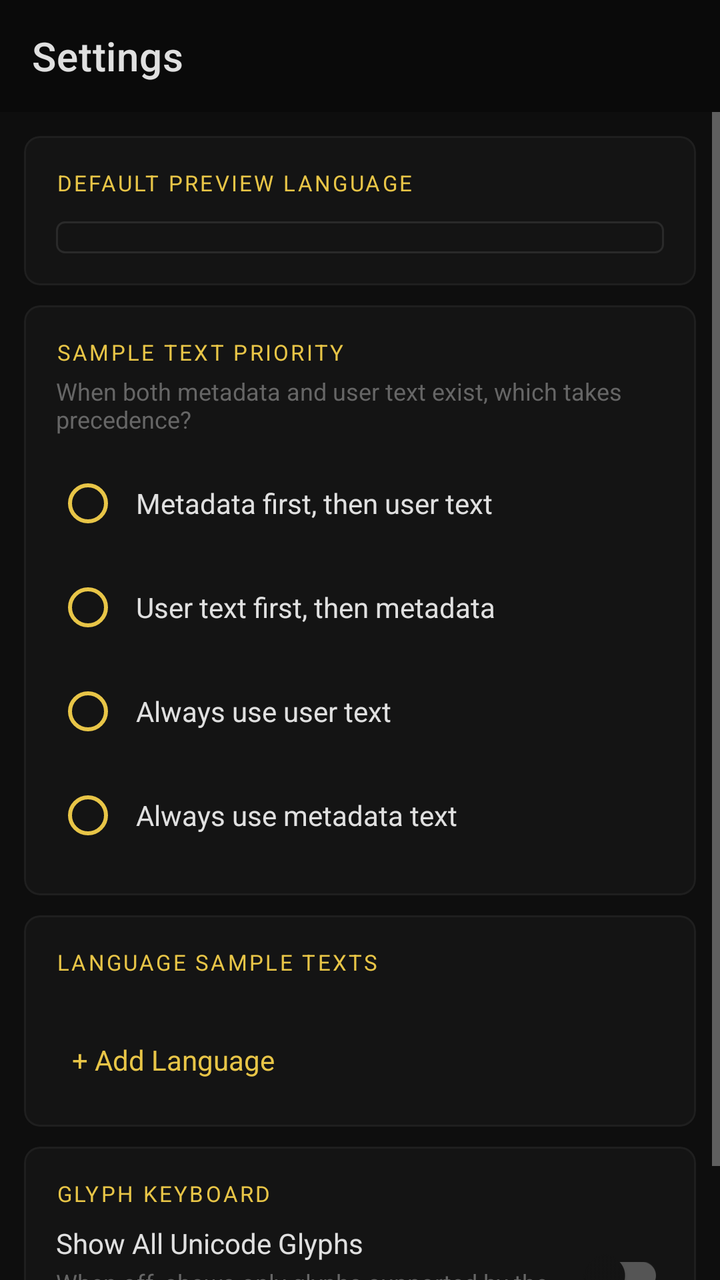
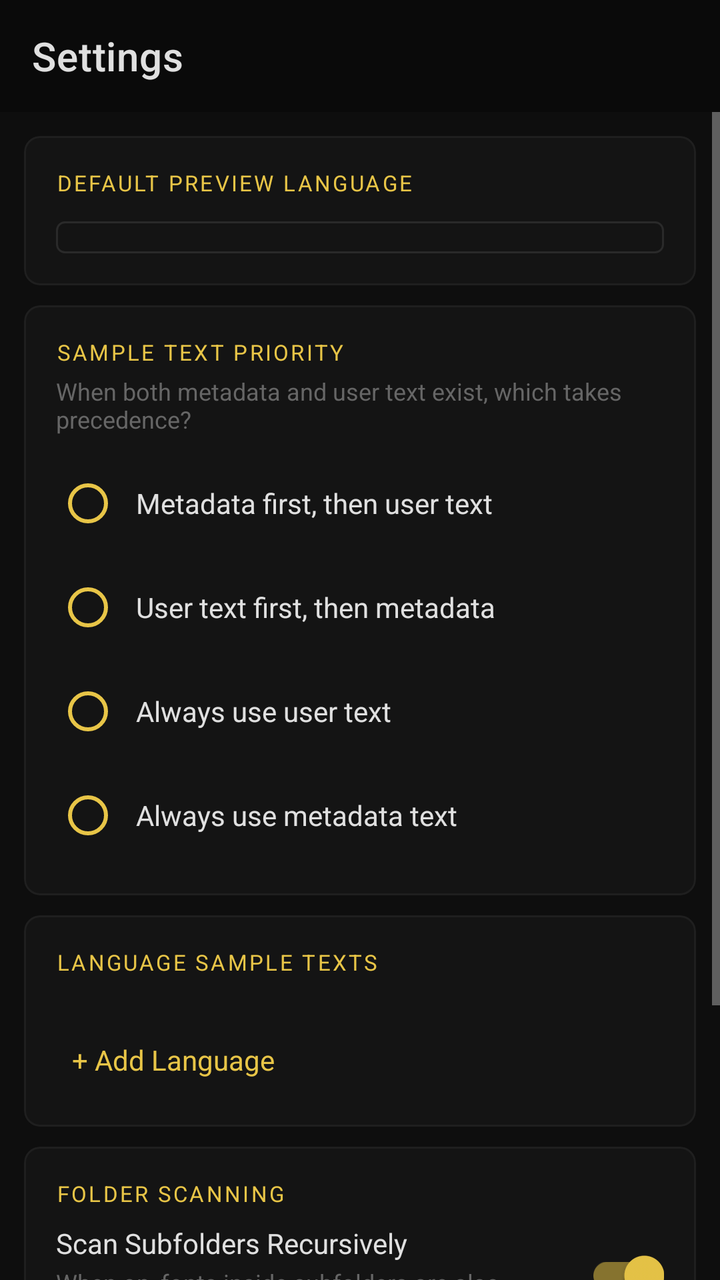

Before-and-after screenshots of an Android layout around one commit, followed by the original layout XML and the change that was made.
<!-- AndroidManifest.xml: application theme Theme.FontLens -->
<!-- res/layout/fragment_settings.xml -->
<?xml version="1.0" encoding="utf-8"?>
<androidx.constraintlayout.widget.ConstraintLayout
    xmlns:android="http://schemas.android.com/apk/res/android"
    xmlns:app="http://schemas.android.com/apk/res-auto"
    android:layout_width="match_parent"
    android:layout_height="match_parent"
    android:background="@color/bg_primary">

    <androidx.appcompat.widget.Toolbar
        android:id="@+id/toolbar"
        android:layout_width="0dp"
        android:layout_height="?attr/actionBarSize"
        android:background="@color/bg_sidebar"
        app:layout_constraintEnd_toEndOf="parent"
        app:layout_constraintStart_toStartOf="parent"
        app:layout_constraintTop_toTopOf="parent"
        app:title="@string/settings"
        app:titleTextColor="@color/text_primary" />

    <ScrollView
        android:layout_width="0dp"
        android:layout_height="0dp"
        app:layout_constraintBottom_toBottomOf="parent"
        app:layout_constraintEnd_toEndOf="parent"
        app:layout_constraintStart_toStartOf="parent"
        app:layout_constraintTop_toBottomOf="@id/toolbar">

        <LinearLayout
            android:layout_width="match_parent"
            android:layout_height="wrap_content"
            android:orientation="vertical"
            android:paddingStart="12dp"
            android:paddingEnd="12dp"
            android:paddingTop="12dp"
            android:paddingBottom="24dp">

            
            <com.google.android.material.card.MaterialCardView
                android:layout_width="match_parent"
                android:layout_height="wrap_content"
                android:layout_marginBottom="10dp"
                app:cardBackgroundColor="@color/bg_surface"
                app:strokeColor="@color/divider"
                app:strokeWidth="1dp"
                app:cardCornerRadius="8dp"
                app:cardElevation="0dp">

                <LinearLayout
                    android:layout_width="match_parent"
                    android:layout_height="wrap_content"
                    android:orientation="vertical"
                    android:padding="16dp">

                    <TextView
                        android:layout_width="wrap_content"
                        android:layout_height="wrap_content"
                        android:text="@string/default_lang_title"
                        android:textColor="@color/accent"
                        android:textSize="11sp"
                        android:letterSpacing="0.1"
                        android:textAllCaps="true"
                        android:layout_marginBottom="12dp" />

                    <Spinner
                        android:id="@+id/spinner_lang"
                        android:layout_width="match_parent"
                        android:layout_height="wrap_content"
                        android:background="@drawable/bg_spinner"
                        android:paddingStart="10dp"
                        android:paddingEnd="10dp"
                        android:paddingTop="8dp"
                        android:paddingBottom="8dp" />

                </LinearLayout>
            </com.google.android.material.card.MaterialCardView>

            
            <com.google.android.material.card.MaterialCardView
                android:layout_width="match_parent"
                android:layout_height="wrap_content"
                android:layout_marginBottom="10dp"
                app:cardBackgroundColor="@color/bg_surface"
                app:strokeColor="@color/divider"
                app:strokeWidth="1dp"
                app:cardCornerRadius="8dp"
                app:cardElevation="0dp">

                <LinearLayout
                    android:layout_width="match_parent"
                    android:layout_height="wrap_content"
                    android:orientation="vertical"
                    android:padding="16dp">

                    <TextView
                        android:layout_width="wrap_content"
                        android:layout_height="wrap_content"
                        android:text="@string/sample_priority_title"
                        android:textColor="@color/accent"
                        android:textSize="11sp"
                        android:letterSpacing="0.1"
                        android:textAllCaps="true"
                        android:layout_marginBottom="4dp" />

                    <TextView
                        android:layout_width="wrap_content"
                        android:layout_height="wrap_content"
                        android:text="When both metadata and user text exist, which takes precedence?"
                        android:textColor="@color/text_muted"
                        android:textSize="12sp"
                        android:layout_marginBottom="10dp" />

                    <RadioGroup
                        android:id="@+id/rg_priority"
                        android:layout_width="match_parent"
                        android:layout_height="wrap_content">

                        <RadioButton android:id="@+id/rb_meta_first" android:layout_width="match_parent" android:layout_height="wrap_content" android:text="@string/priority_metadata_first" android:textColor="@color/text_primary" android:buttonTint="@color/accent" android:paddingStart="8dp" android:layout_marginBottom="4dp" />
                        <RadioButton android:id="@+id/rb_user_first" android:layout_width="match_parent" android:layout_height="wrap_content" android:text="@string/priority_user_first" android:textColor="@color/text_primary" android:buttonTint="@color/accent" android:paddingStart="8dp" android:layout_marginBottom="4dp" />
                        <RadioButton android:id="@+id/rb_always_user" android:layout_width="match_parent" android:layout_height="wrap_content" android:text="@string/priority_always_user" android:textColor="@color/text_primary" android:buttonTint="@color/accent" android:paddingStart="8dp" android:layout_marginBottom="4dp" />
                        <RadioButton android:id="@+id/rb_always_meta" android:layout_width="match_parent" android:layout_height="wrap_content" android:text="@string/priority_always_meta" android:textColor="@color/text_primary" android:buttonTint="@color/accent" android:paddingStart="8dp" />

                    </RadioGroup>

                </LinearLayout>
            </com.google.android.material.card.MaterialCardView>

            
            <com.google.android.material.card.MaterialCardView
                android:layout_width="match_parent"
                android:layout_height="wrap_content"
                android:layout_marginBottom="10dp"
                app:cardBackgroundColor="@color/bg_surface"
                app:strokeColor="@color/divider"
                app:strokeWidth="1dp"
                app:cardCornerRadius="8dp"
                app:cardElevation="0dp">

                <LinearLayout
                    android:layout_width="match_parent"
                    android:layout_height="wrap_content"
                    android:orientation="vertical"
                    android:padding="16dp">

                    <TextView
                        android:layout_width="wrap_content"
                        android:layout_height="wrap_content"
                        android:text="@string/lang_samples_title"
                        android:textColor="@color/accent"
                        android:textSize="11sp"
                        android:letterSpacing="0.1"
                        android:textAllCaps="true"
                        android:layout_marginBottom="12dp" />

                    
                    <LinearLayout
                        android:id="@+id/lang_list_container"
                        android:layout_width="match_parent"
                        android:layout_height="wrap_content"
                        android:orientation="vertical" />

                    
                    <TextView
                        android:id="@+id/btn_add_lang"
                        android:layout_width="wrap_content"
                        android:layout_height="wrap_content"
                        android:layout_marginTop="12dp"
                        android:text="+ Add Language"
                        android:textColor="@color/accent"
                        android:textSize="14sp"
                        android:padding="8dp"
                        android:clickable="true"
                        android:focusable="true"
                        android:background="?attr/selectableItemBackgroundBorderless" />

                </LinearLayout>
            </com.google.android.material.card.MaterialCardView>

            
            <com.google.android.material.card.MaterialCardView
                android:layout_width="match_parent"
                android:layout_height="wrap_content"
                app:cardBackgroundColor="@color/bg_surface"
                app:strokeColor="@color/divider"
                app:strokeWidth="1dp"
                app:cardCornerRadius="8dp"
                app:cardElevation="0dp">

                <LinearLayout
                    android:layout_width="match_parent"
                    android:layout_height="wrap_content"
                    android:orientation="vertical"
                    android:padding="16dp">

                    <TextView
                        android:layout_width="wrap_content"
                        android:layout_height="wrap_content"
                        android:text="@string/glyph_settings_title"
                        android:textColor="@color/accent"
                        android:textSize="11sp"
                        android:letterSpacing="0.1"
                        android:textAllCaps="true"
                        android:layout_marginBottom="8dp" />

                    <LinearLayout
                        android:layout_width="match_parent"
                        android:layout_height="wrap_content"
                        android:orientation="horizontal"
                        android:gravity="center_vertical">

                        <LinearLayout
                            android:layout_width="0dp"
                            android:layout_height="wrap_content"
                            android:layout_weight="1"
                            android:orientation="vertical">

                            <TextView
                                android:layout_width="wrap_content"
                                android:layout_height="wrap_content"
                                android:text="@string/pref_glyph_show_all"
                                android:textColor="@color/text_primary"
                                android:textSize="14sp" />

                            <TextView
                                android:layout_width="wrap_content"
                                android:layout_height="wrap_content"
                                android:text="@string/pref_glyph_show_all_summary"
                                android:textColor="@color/text_muted"
                                android:textSize="12sp"
                                android:layout_marginTop="2dp" />

                        </LinearLayout>

                        <com.google.android.material.switchmaterial.SwitchMaterial
                            android:id="@+id/switch_glyph_all"
                            android:layout_width="wrap_content"
                            android:layout_height="wrap_content"
                            android:thumbTint="@color/accent"
                            android:trackTint="@color/switch_track_color" />

                    </LinearLayout>
                </LinearLayout>
            </com.google.android.material.card.MaterialCardView>

        </LinearLayout>
    </ScrollView>

</androidx.constraintlayout.widget.ConstraintLayout>
<!-- resources referenced by this layout -->
<resources>
  <color name="accent">#E8C547</color>
  <color name="bg_primary">#0E0E0E</color>
  <color name="bg_sidebar">#0A0A0A</color>
  <color name="bg_surface">#141414</color>
  <color name="divider">#1F1F1F</color>
  <color name="text_muted">#666666</color>
  <color name="text_primary">#E0E0E0</color>
  <!-- drawable bg_spinner (drawable) -->
  <?xml version="1.0" encoding="utf-8"?>
  <shape xmlns:android="http://schemas.android.com/apk/res/android" android:shape="rectangle">
      <solid android:color="#141414"/>
      <stroke android:width="1dp" android:color="#2A2A2A"/>
      <corners android:radius="4dp"/>
  </shape>
  <string name="default_lang_title">Default Preview Language</string>
  <string name="glyph_settings_title">Glyph Keyboard</string>
  <string name="lang_samples_title">Language Sample Texts</string>
  <string name="pref_glyph_show_all">Show All Unicode Glyphs</string>
  <string name="pref_glyph_show_all_summary">When off, shows only glyphs supported by the font</string>
  <string name="priority_always_meta">Always use metadata text</string>
  <string name="priority_always_user">Always use user text</string>
  <string name="priority_metadata_first">Metadata first, then user text</string>
  <string name="priority_user_first">User text first, then metadata</string>
  <string name="sample_priority_title">Sample Text Priority</string>
  <string name="settings">Settings</string>
  <style name="Theme.FontLens" parent="Theme.MaterialComponents.DayNight.NoActionBar">
          <item name="colorPrimary">@color/accent</item>
          <item name="colorPrimaryVariant">@color/accent_dim</item>
          <item name="colorOnPrimary">@color/bg_primary</item>
          <item name="colorSecondary">@color/accent</item>
          <item name="colorSurface">@color/bg_surface</item>
          <item name="colorOnSurface">@color/text_primary</item>
          <item name="android:colorBackground">@color/bg_primary</item>
          <item name="android:windowBackground">@color/bg_primary</item>
          <item name="android:statusBarColor">@color/bg_sidebar</item>
          <item name="android:navigationBarColor">@color/bg_sidebar</item>
          <item name="android:textColorPrimary">@color/text_primary</item>
          <item name="android:textColorSecondary">@color/text_secondary</item>
          <item name="materialCardViewStyle">@style/CardStyle</item>
      </style>
  <color name="accent_dim">#1A1800</color>
  <color name="text_secondary">#AAAAAA</color>
  <style name="CardStyle" parent="Widget.MaterialComponents.CardView">
          <item name="cardBackgroundColor">@color/bg_surface</item>
          <item name="cardCornerRadius">8dp</item>
          <item name="cardElevation">0dp</item>
          <item name="strokeColor">@color/divider</item>
          <item name="strokeWidth">1dp</item>
      </style>
</resources>

<!-- the commit's change to res/layout/fragment_settings.xml (unified diff, before → after) -->
@@ -175,6 +175,73 @@
                 </LinearLayout>
             </com.google.android.material.card.MaterialCardView>
 
+            <com.google.android.material.card.MaterialCardView
+                android:layout_width="match_parent"
+                android:layout_height="wrap_content"
+                android:layout_marginBottom="10dp"
+                app:cardBackgroundColor="@color/bg_surface"
+                app:strokeColor="@color/divider"
+                app:strokeWidth="1dp"
+                app:cardCornerRadius="8dp"
+                app:cardElevation="0dp">
+            
+                <LinearLayout
+                    android:layout_width="match_parent"
+                    android:layout_height="wrap_content"
+                    android:orientation="vertical"
+                    android:padding="16dp">
+            
+                    <TextView
+                        android:layout_width="wrap_content"
+                        android:layout_height="wrap_content"
+                        android:text="FOLDER SCANNING"
+                        android:textColor="@color/accent"
+                        android:textSize="11sp"
+                        android:letterSpacing="0.1"
+                        android:textAllCaps="true"
+                        android:layout_marginBottom="8dp" />
+            
+                    <LinearLayout
+                        android:layout_width="match_parent"
+                        android:layout_height="wrap_content"
+                        android:orientation="horizontal"
+                        android:gravity="center_vertical">
+            
+                        <LinearLayout
+                            android:layout_width="0dp"
+                            android:layout_height="wrap_content"
+                            android:layout_weight="1"
+                            android:orientation="vertical">
+            
+                            <TextView
+                                android:layout_width="wrap_content"
+                                android:layout_height="wrap_content"
+                                android:text="Scan Subfolders Recursively"
+                                android:textColor="@color/text_primary"
+                                android:textSize="14sp" />
+            
+                            <TextView
+                                android:layout_width="wrap_content"
+                                android:layout_height="wrap_content"
+                                android:text="When on, fonts inside subfolders are also loaded"
+                                android:textColor="@color/text_muted"
+                                android:textSize="12sp"
+                                android:layout_marginTop="2dp" />
+            
+                        </LinearLayout>
+            
+                        <com.google.android.material.switchmaterial.SwitchMaterial
+                            android:id="@+id/switch_recursive"
+                            android:layout_width="wrap_content"
+                            android:layout_height="wrap_content"
+                            android:checked="true"
+                            android:thumbTint="@color/accent"
+                            android:trackTint="@color/switch_track_color" />
+            
+                    </LinearLayout>
+                </LinearLayout>
+            </com.google.android.material.card.MaterialCardView>
+
             
             <com.google.android.material.card.MaterialCardView
                 android:layout_width="match_parent"
